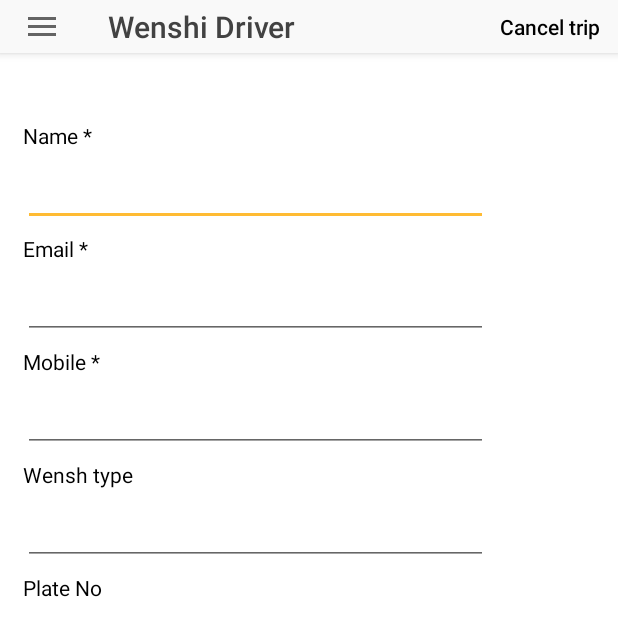
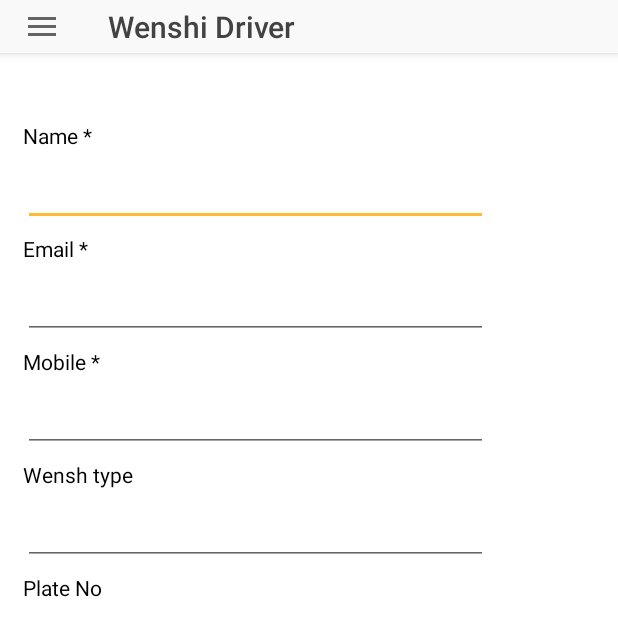
Before and after one commit to michaelanis14/wenshi, an Android app: the DriverMapsActivity screen opened directly, with no data from a screen before it, after a tap on "Profile", on a phone screen of 412 x 824 dp, the top half of it. Run offline under Robolectric (Android 15) with nearby library versions, the phone set to English and light mode, and no system bars; our stand-ins replace Firebase (no records; nobody signed in at launch, a user with empty details on screens opened directly); libraries missing offline, so code that uses them is left out: com.firebase.geofire; plain views replace ProgressWheel; 5 statements that could not run were skipped; 2 other taps on this screen came first.

Commit message:
Cancel at Driver

```diff
--- a/app/src/main/java/com/wenshi_egypt/wenshi/DriverMapsActivity.java
+++ b/app/src/main/java/com/wenshi_egypt/wenshi/DriverMapsActivity.java
@@ -275,6 +275,7 @@ public class DriverMapsActivity extends AppCompatActivity implements GetDirectio
         MenuInflater inflater = getMenuInflater();
         inflater.inflate(R.menu.main, menu);
         // return true so that the menu pop up is opened
+        menu.findItem(R.id.action_cancel).setVisible(false);
         return true;
     }
     private void getDriverProfile() {
```
